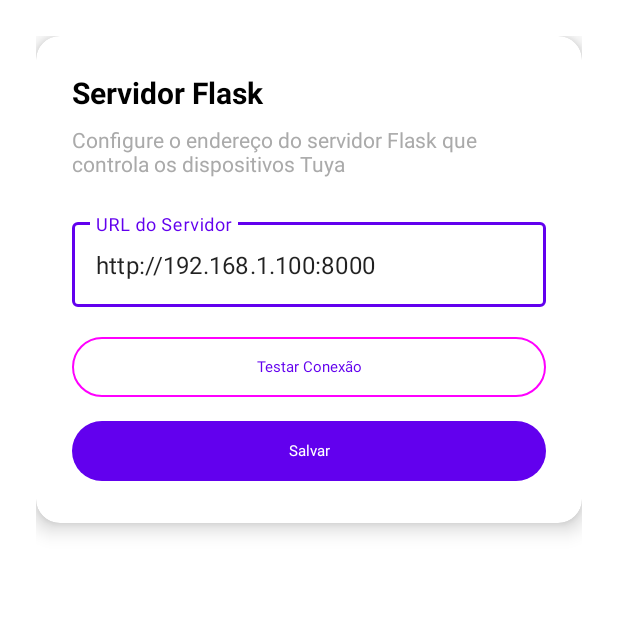
After one commit to MRITSoftware/mritserver, an Android app: the SettingsActivity screen opened directly, with no data from a screen before it, on a phone screen of 412 x 824 dp, the top half of it. The commit adds this screen. Run offline under Robolectric (Android 15) with nearby library versions, the phone set to English and light mode, and no system bars.

Commit message:
Remover login e implementar comunicaÃ§Ã£o com servidor Flask local

```diff
--- /dev/null
+++ b/app/src/main/java/com/mritsoftware/mritserver/ui/SettingsActivity.kt
@@ -0,0 +1,107 @@
+package com.mritsoftware.mritserver.ui
+
+import android.os.Bundle
+import android.widget.Toast
+import androidx.appcompat.app.AppCompatActivity
+import com.google.android.material.button.MaterialButton
+import com.google.android.material.textfield.TextInputEditText
+import com.mritsoftware.mritserver.R
+import com.mritsoftware.mritserver.service.FlaskService
+import kotlinx.coroutines.CoroutineScope
+import kotlinx.coroutines.Dispatchers
+import kotlinx.coroutines.launch
+
+class SettingsActivity : AppCompatActivity() {
+
+    private lateinit var serverUrlInput: TextInputEditText
+    private lateinit var testButton: MaterialButton
+    private lateinit var saveButton: MaterialButton
+    private lateinit var flaskService: FlaskService
+
+    override fun onCreate(savedInstanceState: Bundle?) {
+        super.onCreate(savedInstanceState)
+        setContentView(R.layout.activity_settings)
+
+        flaskService = FlaskService(this)
+
+        setupToolbar()
+        setupViews()
+        setupListeners()
+    }
+
+    private fun setupToolbar() {
+        supportActionBar?.setDisplayHomeAsUpEnabled(true)
+        supportActionBar?.title = "Configurações"
+    }
+
+    override fun onSupportNavigateUp(): Boolean {
+        finish()
+        return true
+    }
+
+    private fun setupViews() {
+        serverUrlInput = findViewById(R.id.serverUrlInput)
+        testButton = findViewById(R.id.testButton)
+        saveButton = findViewById(R.id.saveButton)
+
+        // Preencher com URL atual
+        serverUrlInput.setText(flaskService.getServerUrl())
+    }
+
+    private fun setupListeners() {
+        testButton.setOnClickListener {
+            testConnection()
+        }
+
+        saveButton.setOnClickListener {
+            saveSettings()
+        }
+    }
+
+    private fun testConnection() {
+        val url = serverUrlInput.text?.toString()?.trim() ?: ""
+
+        if (url.isBlank()) {
+            Toast.makeText(this, "Digite a URL do servidor", Toast.LENGTH_SHORT).show()
+            return
+        }
+
+        testButton.isEnabled = false
+        testButton.text = "Testando..."
+
+        CoroutineScope(Dispatchers.Main).launch {
+            val isValid = flaskService.checkServerHealth()
+
+            testButton.isEnabled = true
+            testButton.text = "Testar Conexão"
+
+            if (isValid) {
+                val siteInfo = flaskService.getSiteInfo()
+                Toast.makeText(
+                    this@SettingsActivity,
+                    "Conexão OK! Site: ${siteInfo ?: "N/A"}",
+                    Toast.LENGTH_LONG
+                ).show()
+            } else {
+                Toast.makeText(
+                    this@SettingsActivity,
+                    "Erro ao conectar. Verifique a URL e se o servidor está rodando.",
+                    Toast.LENGTH_LONG
+                ).show()
+            }
+        }
+    }
+
+    private fun saveSettings() {
+        val url = serverUrlInput.text?.toString()?.trim() ?: ""
+
+        if (url.isBlank()) {
+            Toast.makeText(this, "Digite a URL do servidor", Toast.LENGTH_SHORT).show()
+            return
+        }
+
+        flaskService.setServerUrl(url)
+        Toast.makeText(this, "Configurações salvas!", Toast.LENGTH_SHORT).show()
+        finish()
+    }
+}
--- /dev/null
+++ b/app/src/main/res/layout/activity_settings.xml
@@ -0,0 +1,74 @@
+<?xml version="1.0" encoding="utf-8"?>
+<androidx.constraintlayout.widget.ConstraintLayout xmlns:android="http://schemas.android.com/apk/res/android"
+    xmlns:app="http://schemas.android.com/apk/res-auto"
+    xmlns:tools="http://schemas.android.com/tools"
+    android:layout_width="match_parent"
+    android:layout_height="match_parent"
+    android:padding="24dp"
+    tools:context=".ui.SettingsActivity">
+
+    <com.google.android.material.card.MaterialCardView
+        android:layout_width="match_parent"
+        android:layout_height="wrap_content"
+        app:cardCornerRadius="16dp"
+        app:cardElevation="8dp"
+        app:layout_constraintTop_toTopOf="parent"
+        app:layout_constraintStart_toStartOf="parent"
+        app:layout_constraintEnd_toEndOf="parent">
+
+        <LinearLayout
+            android:layout_width="match_parent"
+            android:layout_height="wrap_content"
+            android:orientation="vertical"
+            android:padding="24dp">
+
+            <TextView
+                android:layout_width="wrap_content"
+                android:layout_height="wrap_content"
+                android:text="Servidor Flask"
+                android:textSize="20sp"
+                android:textStyle="bold"
+                android:textColor="@android:color/black"
+                android:layout_marginBottom="8dp" />
+
+            <TextView
+                android:layout_width="wrap_content"
+                android:layout_height="wrap_content"
+                android:text="Configure o endereço do servidor Flask que controla os dispositivos Tuya"
+                android:textSize="14sp"
+                android:textColor="@android:color/darker_gray"
+                android:layout_marginBottom="24dp" />
+
+            <com.google.android.material.textfield.TextInputLayout
+                android:layout_width="match_parent"
+                android:layout_height="wrap_content"
+                android:hint="URL do Servidor"
+                android:layout_marginBottom="16dp"
+                style="@style/Widget.MaterialComponents.TextInputLayout.OutlinedBox">
+
+                <com.google.android.material.textfield.TextInputEditText
+                    android:id="@+id/serverUrlInput"
+                    android:layout_width="match_parent"
+                    android:layout_height="wrap_content"
+                    android:inputType="textUri"
+                    android:hint="http://192.168.1.100:8000" />
+            </com.google.android.material.textfield.TextInputLayout>
+
+            <com.google.android.material.button.MaterialButton
+                android:id="@+id/testButton"
+                android:layout_width="match_parent"
+                android:layout_height="wrap_content"
+                android:text="Testar Conexão"
+                android:layout_marginBottom="8dp"
+                style="@style/Widget.Material3.Button.OutlinedButton" />
+
+            <com.google.android.material.button.MaterialButton
+                android:id="@+id/saveButton"
+                android:layout_width="match_parent"
+                android:layout_height="wrap_content"
+                android:text="Salvar"
+                style="@style/Widget.Material3.Button" />
+        </LinearLayout>
+    </com.google.android.material.card.MaterialCardView>
+
+</androidx.constraintlayout.widget.ConstraintLayout>
```
Also changed, not shown: app/src/main/AndroidManifest.xml (+4 -3 lines), app/src/main/java/com/mritsoftware/mritserver/MainActivity.kt (+65 -76 lines), app/src/main/java/com/mritsoftware/mritserver/service/FlaskService.kt (added, +141 -0 lines), app/src/main/res/menu/main_menu.xml (+1 -7 lines).
